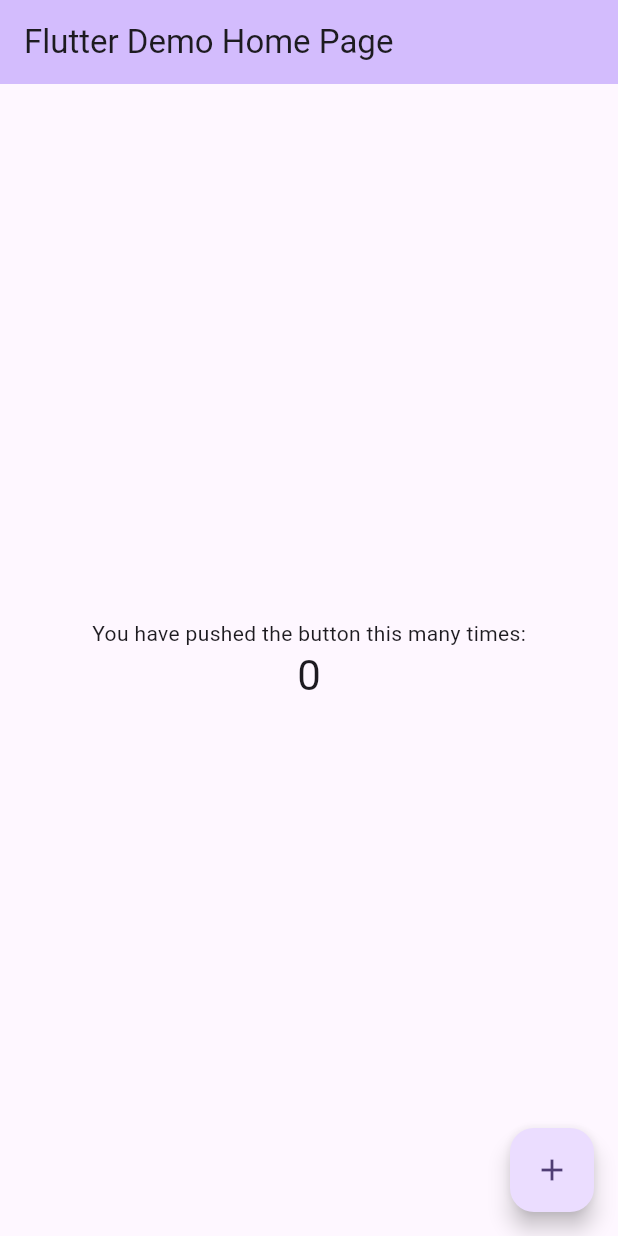
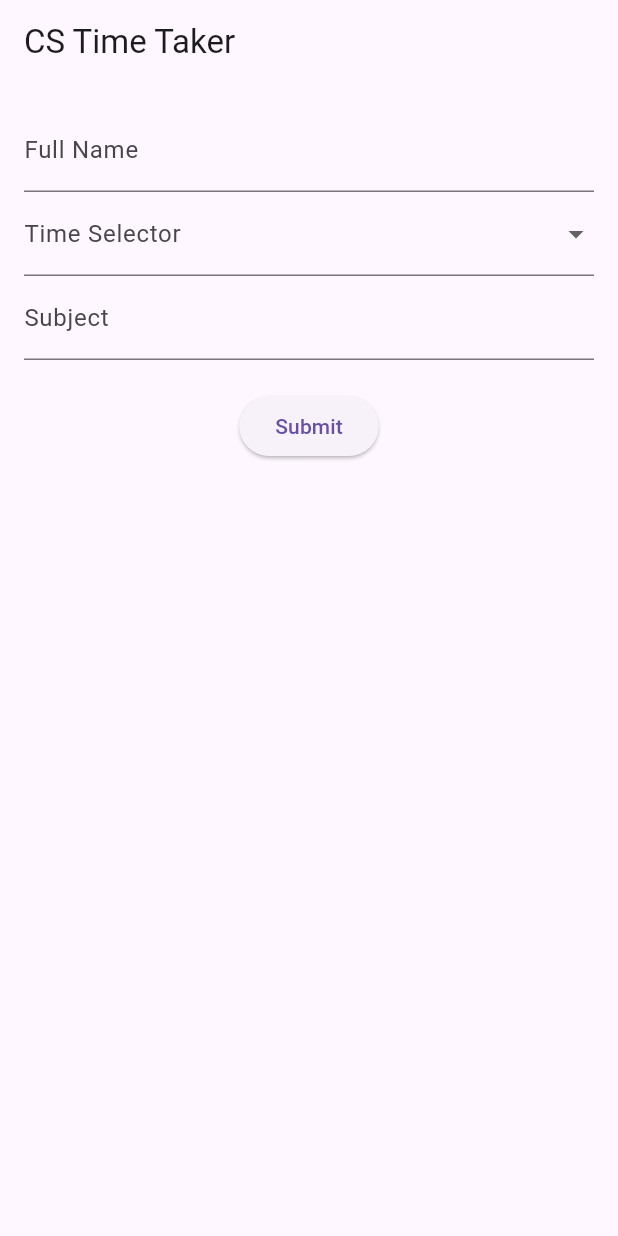
Before and after one commit to hojjatmahdave/time_table_generator, a Flutter app: the screen it shows after launch, on a phone screen of 412 x 824 dp. Run offline on Flutter 3.47's test engine with Material 3 defaults, Android fonts, the phone set to English and light mode, and no system bars.

Commit message:
finish the project

```diff
--- a/lib/main.dart
+++ b/lib/main.dart
@@ -1,125 +1,35 @@
 import 'package:flutter/material.dart';
+import 'package:provider/provider.dart';
+import 'screens/cs_time_taker.dart';
+import 'screens/teachers_list.dart';
+import 'screens/time_table.dart';
+import 'providers/teachers_provider.dart';
 
 void main() {
-  runApp(const MyApp());
+  runApp(
+    MultiProvider(
+      providers: [
+        ChangeNotifierProvider(create: (_) => TeachersProvider()),
+      ],
+      child: ScheduleSmartApp(),
+    ),
+  );
 }
 
-class MyApp extends StatelessWidget {
-  const MyApp({super.key});
-
-  // This widget is the root of your application.
+class ScheduleSmartApp extends StatelessWidget {
   @override
   Widget build(BuildContext context) {
     return MaterialApp(
-      title: 'Flutter Demo',
+      title: 'ScheduleSmart',
       theme: ThemeData(
-        // This is the theme of your application.
-        //
-        // TRY THIS: Try running your application with "flutter run". You'll see
-        // the application has a purple toolbar. Then, without quitting the app,
-        // try changing the seedColor in the colorScheme below to Colors.green
-        // and then invoke "hot reload" (save your changes or press the "hot
-        // reload" button in a Flutter-supported IDE, or press "r" if you used
-        // the command line to start the app).
-        //
-        // Notice that the counter didn't reset back to zero; the application
-        // state is not lost during the reload. To reset the state, use hot
-        // restart instead.
-        //
-        // This works for code too, not just values: Most code changes can be
-        // tested with just a hot reload.
-        colorScheme: ColorScheme.fromSeed(seedColor: Colors.deepPurple),
-        useMaterial3: true,
+        primarySwatch: Colors.blue,
       ),
-      home: const MyHomePage(title: 'Flutter Demo Home Page'),
+      initialRoute: '/',
+      routes: {
+        '/': (context) => CsTimeTaker(),
+        '/teachers_list': (context) => TeachersList(),
+        '/time_table': (context) => TimeTableScreen(),
+      },
     );
   }
 }
-
-class MyHomePage extends StatefulWidget {
-  const MyHomePage({super.key, required this.title});
-
-  // This widget is the home page of your application. It is stateful, meaning
-  // that it has a State object (defined below) that contains fields that affect
-  // how it looks.
-
-  // This class is the configuration for the state. It holds the values (in this
-  // case the title) provided by the parent (in this case the App widget) and
-  // used by the build method of the State. Fields in a Widget subclass are
-  // always marked "final".
-
-  final String title;
-
-  @override
-  State<MyHomePage> createState() => _MyHomePageState();
-}
-
-class _MyHomePageState extends State<MyHomePage> {
-  int _counter = 0;
-
-  void _incrementCounter() {
-    setState(() {
-      // This call to setState tells the Flutter framework that something has
-      // changed in this State, which causes it to rerun the build method below
-      // so that the display can reflect the updated values. If we changed
-      // _counter without calling setState(), then the build method would not be
-      // called again, and so nothing would appear to happen.
-      _counter++;
-    });
-  }
-
-  @override
-  Widget build(BuildContext context) {
-    // This method is rerun every time setState is called, for instance as done
-    // by the _incrementCounter method above.
-    //
-    // The Flutter framework has been optimized to make rerunning build methods
-    // fast, so that you can just rebuild anything that needs updating rather
-    // than having to individually change instances of widgets.
-    return Scaffold(
-      appBar: AppBar(
-        // TRY THIS: Try changing the color here to a specific color (to
-        // Colors.amber, perhaps?) and trigger a hot reload to see the AppBar
-        // change color while the other colors stay the same.
-        backgroundColor: Theme.of(context).colorScheme.inversePrimary,
-        // Here we take the value from the MyHomePage object that was created by
-        // the App.build method, and use it to set our appbar title.
-        title: Text(widget.title),
-      ),
-      body: Center(
-        // Center is a layout widget. It takes a single child and positions it
-        // in the middle of the parent.
-        child: Column(
-          // Column is also a layout widget. It takes a list of children and
-          // arranges them vertically. By default, it sizes itself to fit its
-          // children horizontally, and tries to be as tall as its parent.
-          //
-          // Column has various properties to control how it sizes itself and
-          // how it positions its children. Here we use mainAxisAlignment to
-          // center the children vertically; the main axis here is the vertical
-          // axis because Columns are vertical (the cross axis would be
-          // horizontal).
-          //
-          // TRY THIS: Invoke "debug painting" (choose the "Toggle Debug Paint"
-          // action in the IDE, or press "p" in the console), to see the
-          // wireframe for each widget.
-          mainAxisAlignment: MainAxisAlignment.center,
-          children: <Widget>[
-            const Text(
-              'You have pushed the button this many times:',
-            ),
-            Text(
-              '$_counter',
-              style: Theme.of(context).textTheme.headlineMedium,
-            ),
-          ],
-        ),
-      ),
-      floatingActionButton: FloatingActionButton(
-        onPressed: _incrementCounter,
-        tooltip: 'Increment',
-        child: const Icon(Icons.add),
-      ), // This trailing comma makes auto-formatting nicer for build methods.
-    );
-  }
-}
--- /dev/null
+++ b/lib/models/teacher.dart
@@ -0,0 +1,11 @@
+class Teacher {
+  final String name;
+  final String subject;
+  final String availableTime;
+
+  Teacher({
+    required this.name,
+    required this.subject,
+    required this.availableTime,
+  });
+}
--- /dev/null
+++ b/lib/models/timetable.dart
@@ -0,0 +1,13 @@
+class TimeTableEntry {
+  final String teacher;
+  final String subject;
+  final String day;
+  final String time;
+
+  TimeTableEntry({
+    required this.teacher,
+    required this.subject,
+    required this.day,
+    required this.time,
+  });
+}
--- /dev/null
+++ b/lib/providers/teachers_provider.dart
@@ -0,0 +1,13 @@
+import 'package:flutter/material.dart';
+import '../models/teacher.dart';
+
+class TeachersProvider with ChangeNotifier {
+  List<Teacher> _teachers = [];
+
+  List<Teacher> get teachers => _teachers;
+
+  void addTeacher(Teacher teacher) {
+    _teachers.add(teacher);
+    notifyListeners();
+  }
+}
--- /dev/null
+++ b/lib/screens/cs_time_taker.dart
@@ -0,0 +1,93 @@
+import 'package:flutter/material.dart';
+import 'package:provider/provider.dart';
+import '../models/teacher.dart';
+import '../providers/teachers_provider.dart';
+
+class CsTimeTaker extends StatelessWidget {
+  final _formKey = GlobalKey<FormState>();
+  final _nameController = TextEditingController();
+  final _subjectController = TextEditingController();
+  String? _selectedTime;
+
+  @override
+  Widget build(BuildContext context) {
+    return Scaffold(
+      appBar: AppBar(
+        title: Text('CS Time Taker'),
+      ),
+      body: Padding(
+        padding: EdgeInsets.all(16.0),
+        child: Form(
+          key: _formKey,
+          child: Column(
+            children: <Widget>[
+              TextFormField(
+                controller: _nameController,
+                decoration: InputDecoration(labelText: 'Full Name'),
+                validator: (value) {
+                  if (value == null || value.isEmpty) {
+                    return 'Please enter your name';
+                  }
+                  return null;
+                },
+              ),
+              DropdownButtonFormField<String>(
+                value: _selectedTime,
+                items: [
+                  '2 hours',
+                  '4 hours',
+                  '6 hours',
+                  '8 hours',
+                  '10 hours',
+                  '12 hours'
+                ].map((String value) {
+                  return DropdownMenuItem<String>(
+                    value: value,
+                    child: Text(value),
+                  );
+                }).toList(),
+                onChanged: (newValue) {
+                  _selectedTime = newValue!;
+                },
+                decoration: InputDecoration(labelText: 'Time Selector'),
+                validator: (value) {
+                  if (value == null) {
+                    return 'Please select a time';
+                  }
+                  return null;
+                },
+              ),
+              TextFormField(
+                controller: _subjectController,
+                decoration: InputDecoration(labelText: 'Subject'),
+                validator: (value) {
+                  if (value == null || value.isEmpty) {
+                    return 'Please enter a subject';
+                  }
+                  return null;
+                },
+              ),
+              SizedBox(height: 20),
+              ElevatedButton(
+                onPressed: () {
+                  if (_formKey.currentState?.validate() ?? false) {
+                    Provider.of<TeachersProvider>(context, listen: false)
+                        .addTeacher(
+                      Teacher(
+                        name: _nameController.text,
+                        subject: _subjectController.text,
+                        availableTime: _selectedTime!,
+                      ),
+                    );
+                    Navigator.pushNamed(context, '/teachers_list');
+                  }
+                },
+                child: Text('Submit'),
+              ),
+            ],
+          ),
+        ),
+      ),
+    );
+  }
+}
```
Also changed, not shown: lib/screens/teachers_list.dart (added, +43 -0 lines), lib/screens/time_table.dart (added, +85 -0 lines), pubspec.yaml (+3 -5 lines), pubspec.lock.
